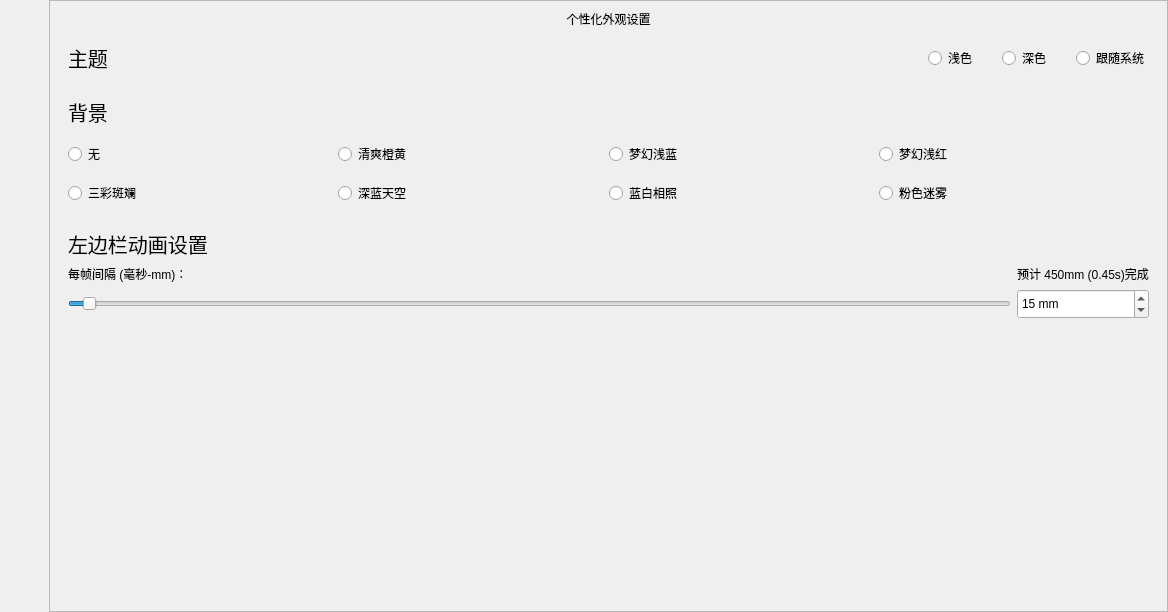
Qt form UI/MainWindow/MainWindow.ui (SkyWorldStudio/Minecraft-Optimal-Starter_3) before a commit.
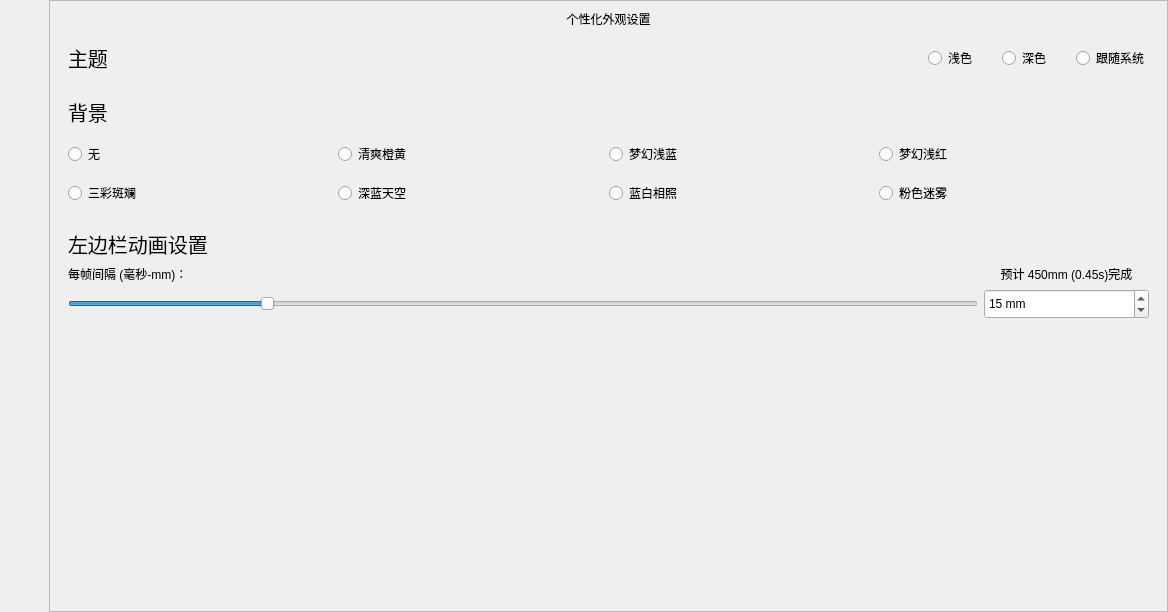
The same form after that commit. The open tabs and pages were chosen to show the change. Icons and pictures are not drawn. Custom widgets are drawn as their Qt base class.

Commit message: 📝 :优化页面 - 点击切换动画45% - 设置页面 57% - 切换背景 91%(貌似已完成) #2

```diff
--- a/UI/MainWindow/MainWindow.ui
+++ b/UI/MainWindow/MainWindow.ui
@@ -596,7 +596,7 @@
                     <x>0</x>
                     <y>0</y>
                     <width>1117</width>
-                    <height>588</height>
+                    <height>610</height>
                    </rect>
                   </property>
                   <layout class="QVBoxLayout" name="verticalLayout_2">
@@ -761,25 +761,13 @@
                     </widget>
                    </item>
                    <item>
-                    <widget class="QWidget" name="widget" native="true">
+                    <widget class="QWidget" name="widget_page_settings_Sidebar" native="true">
                      <property name="styleSheet">
                       <string notr="true"/>
                      </property>
                      <layout class="QGridLayout" name="gridLayout_7">
-                      <item row="0" column="0" colspan="2">
-                       <widget class="QLabel" name="label_page_settings_background_h2_2">
-                        <property name="font">
-                         <font>
-                          <pointsize>15</pointsize>
-                         </font>
-                        </property>
-                        <property name="text">
-                         <string>左边栏动画设置</string>
-                        </property>
-                       </widget>
-                      </item>
                       <item row="1" column="0" colspan="2">
-                       <widget class="QLabel" name="label">
+                       <widget class="QLabel" name="label_page_settings_background_h3">
                         <property name="sizePolicy">
                          <sizepolicy hsizetype="Minimum" vsizetype="Preferred">
                           <horstretch>0</horstretch>
@@ -794,33 +782,45 @@
                         </property>
                        </widget>
                       </item>
-                      <item row="1" column="2">
-                       <widget class="QLabel" name="label_2">
-                        <property name="sizePolicy">
-                         <sizepolicy hsizetype="Maximum" vsizetype="Preferred">
-                          <horstretch>0</horstretch>
-                          <verstretch>0</verstretch>
-                         </sizepolicy>
+                      <item row="0" column="0" colspan="2">
+                       <widget class="QLabel" name="label_page_settings_sidebar_h2">
+                        <property name="font">
+                         <font>
+                          <pointsize>15</pointsize>
+                         </font>
                         </property>
                         <property name="text">
-                         <string>预计 450mm (0.45s)完成</string>
+                         <string>左边栏动画设置</string>
                         </property>
-                        <property name="alignment">
-                         <set>Qt::AlignCenter</set>
+                       </widget>
+                      </item>
+                      <item row="2" column="0" colspan="2">
+                       <widget class="QSlider" name="horizontalSlider_page_settings_sidebar">
+                        <property name="maximum">
+                         <number>70</number>
+                        </property>
+                        <property name="value">
+                         <number>15</number>
+                        </property>
+                        <property name="sliderPosition">
+                         <number>15</number>
+                        </property>
+                        <property name="orientation">
+                         <enum>Qt::Horizontal</enum>
                         </property>
                        </widget>
                       </item>
                       <item row="2" column="2">
-                       <widget class="QSpinBox" name="spinBox">
+                       <widget class="QSpinBox" name="spinBox_page_settings_sidebar">
                         <property name="sizePolicy">
-                         <sizepolicy hsizetype="Minimum" vsizetype="Minimum">
+                         <sizepolicy hsizetype="Preferred" vsizetype="Preferred">
                           <horstretch>0</horstretch>
                           <verstretch>0</verstretch>
                          </sizepolicy>
                         </property>
                         <property name="minimumSize">
                          <size>
-                          <width>42</width>
+                          <width>165</width>
                           <height>30</height>
                          </size>
                         </property>
@@ -847,19 +847,31 @@
                         </property>
                        </widget>
                       </item>
-                      <item row="2" column="0" colspan="2">
-                       <widget class="QSlider" name="horizontalSlider">
-                        <property name="maximum">
-                         <number>1000</number>
+                      <item row="1" column="2">
+                       <widget class="QLabel" name="label_page_settings_background_h3_2">
+                        <property name="sizePolicy">
+                         <sizepolicy hsizetype="Maximum" vsizetype="Preferred">
+                          <horstretch>0</horstretch>
+                          <verstretch>0</verstretch>
+                         </sizepolicy>
                         </property>
-                        <property name="value">
-                         <number>15</number>
+                        <property name="minimumSize">
+                         <size>
+                          <width>165</width>
+                          <height>16</height>
+                         </size>
                         </property>
-                        <property name="sliderPosition">
-                         <number>15</number>
+                        <property name="maximumSize">
+                         <size>
+                          <width>165</width>
+                          <height>16</height>
+                         </size>
                         </property>
-                        <property name="orientation">
-                         <enum>Qt::Horizontal</enum>
+                        <property name="text">
+                         <string>预计 450mm (0.45s)完成</string>
+                        </property>
+                        <property name="alignment">
+                         <set>Qt::AlignCenter</set>
                         </property>
                        </widget>
                       </item>
```
The commit also changes 2 other files.
